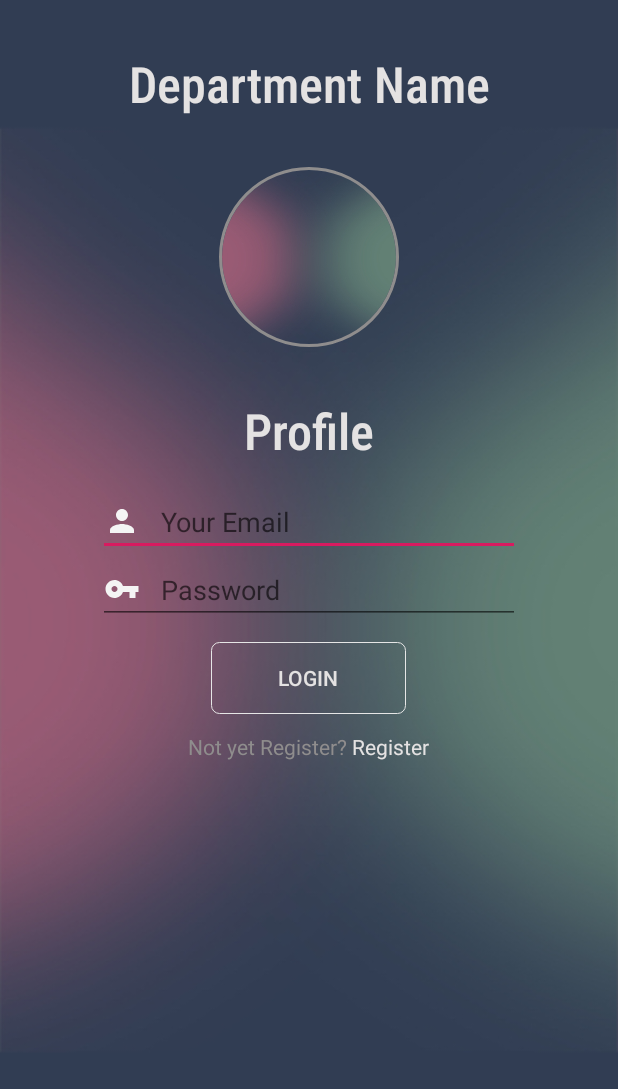
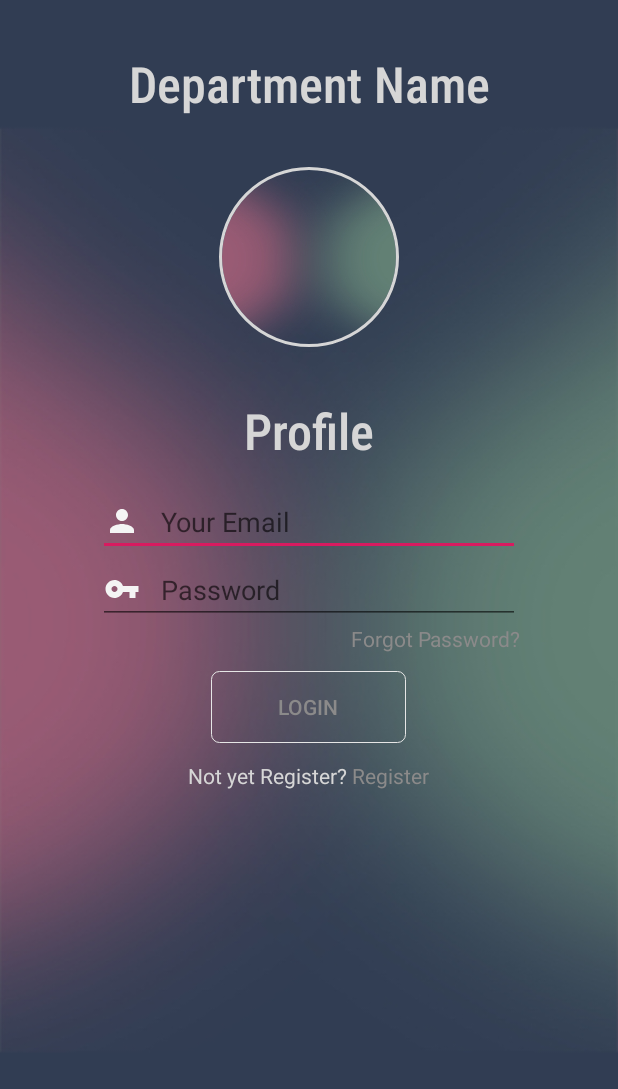
Before and after one commit to thanpuia/UserRegistration, an Android app: the screen it shows after launch (MainActivity), on a phone screen of 412 x 824 dp. Shown: the top 1089 px of the screen. Run offline under Robolectric (Android 15) with nearby library versions, the phone set to English and light mode, and no system bars; our stand-ins replace CircleImageView; libraries missing offline, so code that uses them is left out: com.koushikdutta.async, com.koushikdutta.ion, com.rengwuxian.materialedittext; plain views replace MaterialEditText; pictures from the network do not load; 2 statements that could not run were skipped.

Commit message:
forgot password added

```diff
--- a/app/src/main/AndroidManifest.xml
+++ b/app/src/main/AndroidManifest.xml
@@ -12,7 +12,8 @@
         android:roundIcon="@mipmap/ic_launcher_round"
         android:supportsRtl="true"
         android:theme="@style/AppTheme">
-        <activity android:name=".RegistrationActivity"></activity>
+        <activity android:name=".ForgotPasswordActivity"></activity>
+        <activity android:name=".RegistrationActivity" />
         <activity android:name=".HomeActivity" />
         <activity android:name=".MainActivity">
             <intent-filter>
--- a/app/src/main/java/com/lalthanpuiachhangte/userregistration/MainActivity.java
+++ b/app/src/main/java/com/lalthanpuiachhangte/userregistration/MainActivity.java
@@ -108,6 +108,11 @@ public class MainActivity extends AppCompatActivity {
         startActivity(intent);
 
     }
+
+    public void forgotPasswordClick(View view) {
+        Intent intent = new Intent (this, ForgotPasswordActivity.class);
+        startActivity(intent);
+    }
 }
 
 
--- a/app/src/main/java/com/lalthanpuiachhangte/userregistration/RegistrationActivity.java
+++ b/app/src/main/java/com/lalthanpuiachhangte/userregistration/RegistrationActivity.java
@@ -1,5 +1,6 @@
 package com.lalthanpuiachhangte.userregistration;
 
+import android.content.Intent;
 import android.support.v7.app.AppCompatActivity;
 import android.os.Bundle;
 import android.util.Log;
@@ -64,4 +65,9 @@ public class RegistrationActivity extends AppCompatActivity {
 
 
     }
+
+    public void memberLoginClick(View view) {
+        Intent intent = new Intent(this, MainActivity.class);
+        startActivity(intent);
+    }
 }
--- a/app/src/main/res/layout/activity_main.xml
+++ b/app/src/main/res/layout/activity_main.xml
@@ -17,7 +17,7 @@
             android:layout_width="match_parent"
             android:layout_height="wrap_content"
             android:text="Department Name"
-            android:textColor="@color/offwhite2"
+            android:textColor="@color/offwhite"
             android:textSize="33dp"
             android:gravity="center"
             android:padding="33dp"
@@ -35,7 +35,7 @@
             android:layout_width="match_parent"
             android:layout_height="wrap_content"
             android:text="Profile"
-            android:textColor="@color/offwhite2"
+            android:textColor="@color/offwhite"
             android:textSize="33dp"
             android:gravity="center"
             android:paddingTop="33dp"
@@ -62,11 +62,12 @@
             android:layout_width="match_parent"
             android:layout_height="wrap_content"
             android:drawableLeft="@drawable/ic_person_white_24dp"
+            android:maxLines="1"
             app:met_floatingLabel="normal"
             app:met_floatingLabelTextColor="@color/offwhite"
             app:met_floatingLabelText="Your Email"
             android:hint="   Your Email"
-            app:met_textColorHint="@color/offwhite"
+            app:met_textColorHint="@color/offwhite2"
             app:met_textColor="@color/offwhite" />
 
         <com.rengwuxian.materialedittext.MaterialEditText
@@ -78,9 +79,17 @@
             app:met_floatingLabelTextColor="@color/offwhite"
             app:met_floatingLabelText="Password"
             android:hint="   Password"
-            app:met_textColorHint="@color/offwhite"
-            app:met_textColor="@color/offwhite" />
+            app:met_textColorHint="@color/offwhite2"
+            app:met_textColor="@color/offwhite"
+            />
 
+        <TextView
+            android:layout_width="match_parent"
+            android:layout_height="wrap_content"
+            android:text="Forgot Password?"
+            android:gravity="right"
+            android:textColor="@color/offwhite2"
+            android:onClick="forgotPasswordClick"/>
         <Space
             android:layout_width="wrap_content"
             android:layout_height="12dp" />
--- a/app/src/main/res/values/colors.xml
+++ b/app/src/main/res/values/colors.xml
@@ -4,7 +4,9 @@
     <color name="colorPrimaryDark">#090C29</color>
     <color name="colorAccent">#D81B60</color>
 
-    <color name="offwhite">#8F8D8D</color>
-    <color name="offwhite2">#E4E2E2</color>
+    <color name="offwhite">#D6D6D6</color>
+    <color name="offwhitedark">#3A3939</color>
+
+    <color name="offwhite2">#8B8A8A</color>
 
 </resources>
```
Also changed, not shown: app/src/main/java/com/lalthanpuiachhangte/userregistration/ForgotPasswordActivity.java (added, +18 -0 lines), app/src/main/res/layout/activity_forgot_password.xml (added, +23 -0 lines), app/src/main/res/layout/activity_registration.xml (+54 -51 lines).
